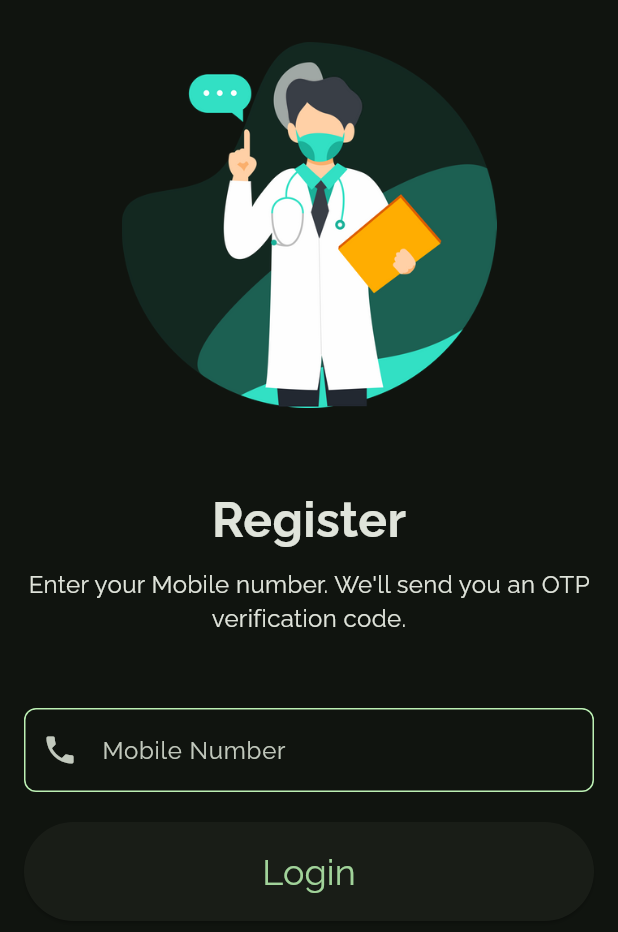
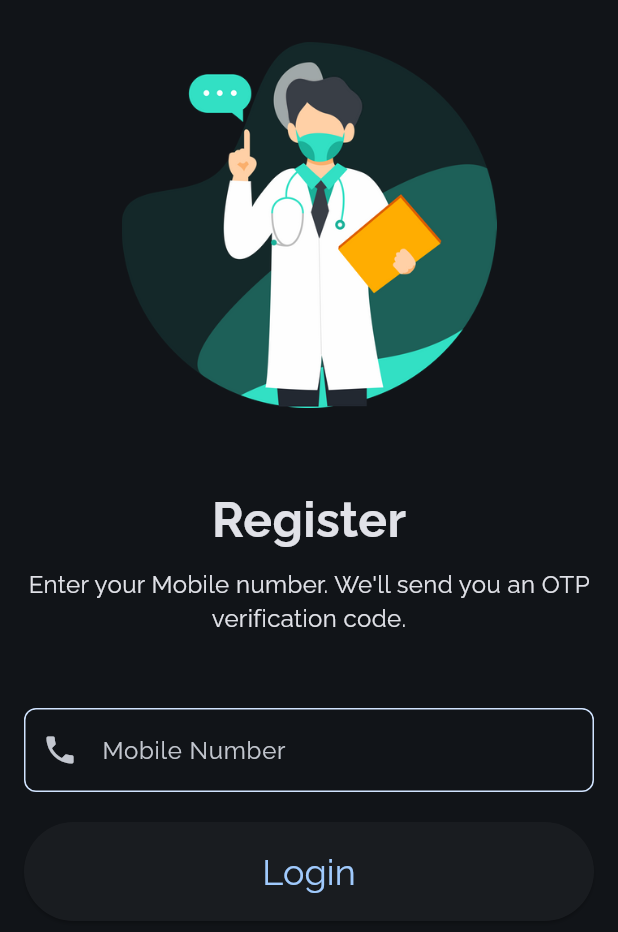
Before and after one commit to Ashrockzzz2003/ansan_v1, a Flutter app: the screen it shows after launch, after a tap on "Get Started", on a phone screen of 412 x 824 dp. Shown: the top 932 px of the screen. Run offline on Flutter 3.47's test engine with Material 2 defaults, Android fonts, the light colour scheme and no system bars; drawn by our look-alikes of dynamic_color; our stand-ins replace cloud_firestore, firebase_auth, firebase_core, fluttertoast, google_fonts, pinput and 1 more; accounts and stored records are empty.

Commit message:
dynamic_color upgrade

```diff
--- a/lib/main.dart
+++ b/lib/main.dart
@@ -3,6 +3,7 @@ import 'package:eperimetry_v1/screens/welcome_screen.dart';
 import 'package:firebase_core/firebase_core.dart';
 import 'package:flutter/material.dart';
 import 'package:provider/provider.dart';
+import 'package:dynamic_color/dynamic_color.dart';
 
 void main() async {
   WidgetsFlutterBinding.ensureInitialized();
@@ -13,21 +14,32 @@ void main() async {
 class MyApp extends StatelessWidget {
   const MyApp({Key? key}) : super(key: key);
 
+  static final _defaultLightColorScheme = ColorScheme.fromSeed(seedColor: Colors.blue, brightness: Brightness.light);
+  static final _defaultDarkColorScheme = ColorScheme.fromSeed(seedColor: Colors.blue, brightness: Brightness.dark);
+
   @override
   Widget build(BuildContext context) {
     return MultiProvider(
       providers: [
         ChangeNotifierProvider(create: (_) => AuthProvider()),
       ],
-      child: MaterialApp(
-        debugShowCheckedModeBanner: false,
-        home: const WelcomeScreen(),
-        title: "ePerimetry",
-        theme: ThemeData(
-            useMaterial3: true,
-            colorSchemeSeed: Colors.green,
-            brightness: Brightness.dark
-        ),
+      child: DynamicColorBuilder(
+          builder: (lightColorScheme, darkColorScheme) {
+            return MaterialApp(
+              debugShowCheckedModeBanner: false,
+              title: "ePerimetry",
+              theme: ThemeData(
+                  useMaterial3: true,
+                  colorScheme: lightColorScheme ?? _defaultLightColorScheme,
+              ),
+              darkTheme: ThemeData(
+                useMaterial3: true,
+                colorScheme: darkColorScheme ?? _defaultDarkColorScheme,
+              ),
+              themeMode: ThemeMode.dark,
+              home: const WelcomeScreen(),
+            );
+          }
       ),
     );
   }
--- a/pubspec.yaml
+++ b/pubspec.yaml
@@ -44,6 +44,7 @@ dependencies:
   shared_preferences: ^2.0.17
   fluttertoast: ^8.1.3
   pinput: ^2.2.30
+  dynamic_color: ^1.6.2
 
 dev_dependencies:
   flutter_test:
```
Also changed, not shown: pubspec.lock, 5 other files.
